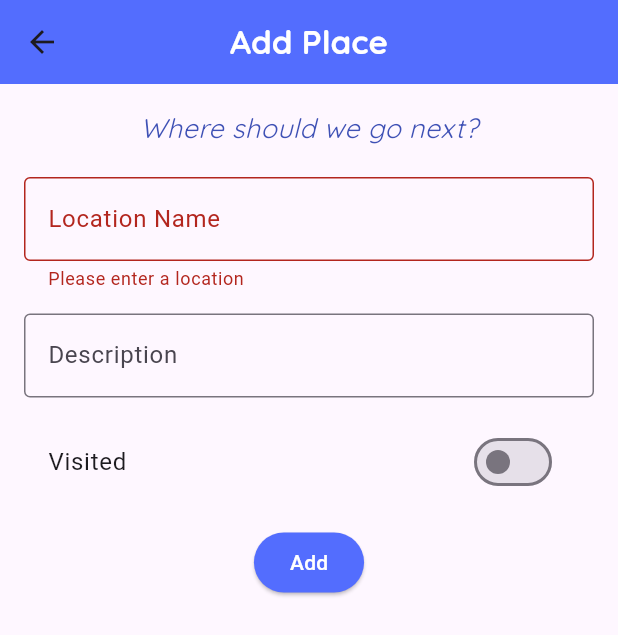
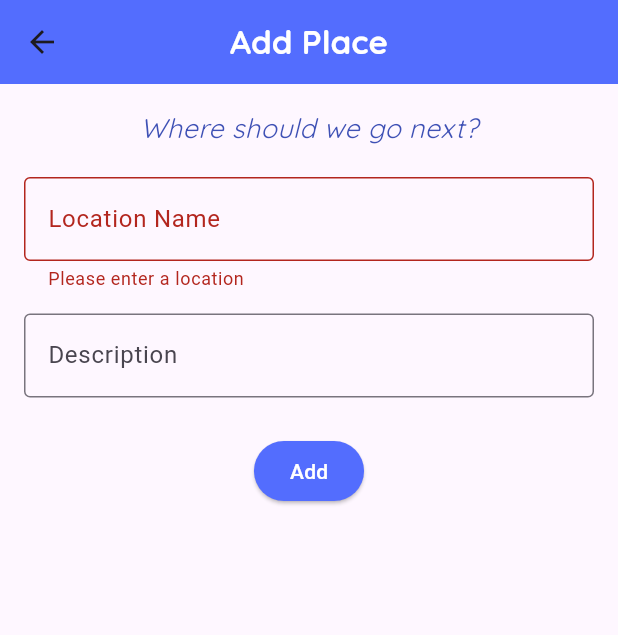
Before and after one commit to Keroisasleep/GalaBuddyAPP, a Flutter app: the AddPlace screen opened directly, after a tap on "Add", on a phone screen of 412 x 824 dp. Shown: the top 635 px of the screen. Run offline on Flutter 3.47's test engine with Material 3 defaults, Android fonts, the light colour scheme and no system bars; our stand-ins replace flutter_spinkit, google_fonts, image_picker, permission_handler; network calls fail.

Commit message:
everything worksssss

```diff
--- a/lib/pages/AddPlace.dart
+++ b/lib/pages/AddPlace.dart
@@ -13,7 +13,6 @@ class _AddPlaceState extends State<AddPlace> {
   final _formKey = GlobalKey<FormState>();
   String _location = '';
   String _description = '';
-  bool _visited = false;
 
   @override
   Widget build(BuildContext context) {
@@ -67,16 +66,7 @@ class _AddPlaceState extends State<AddPlace> {
                 ),
                 onChanged: (value) => _description = value,
               ),
-              const SizedBox(height: 15),
-
-              SwitchListTile(
-                title: const Text('Visited'),
-                value: _visited,
-                onChanged: (value) {
-                  setState(() => _visited = value);
-                },
-              ),
-              const SizedBox(height: 15),
+              const SizedBox(height: 25),
 
               ElevatedButton(
                 style: ElevatedButton.styleFrom(backgroundColor: Colors.indigoAccent),
@@ -85,8 +75,8 @@ class _AddPlaceState extends State<AddPlace> {
                     final newPlace = Place(
                       location: _location,
                       description: _description,
-                      visited: _visited,
-                      imagePath: '', // No image allowed during add
+                      visited: false, // Always pending
+                      imagePath: '',  // No image on add
                     );
                     Navigator.pop(context, newPlace);
                   }
--- a/lib/pages/Place.dart
+++ b/lib/pages/Place.dart
@@ -3,11 +3,13 @@ class Place {
   String description;
   bool visited;
   String imagePath;
+  DateTime? visitedDate; // <-- Required for date stamping
 
   Place({
     required this.location,
     required this.description,
     required this.visited,
     required this.imagePath,
+    this.visitedDate,
   });
 }
```
Also changed, not shown: lib/pages/ItemCard.dart (+59 -19 lines), lib/pages/ListItem.dart (+16 -5 lines), 8 other files.
